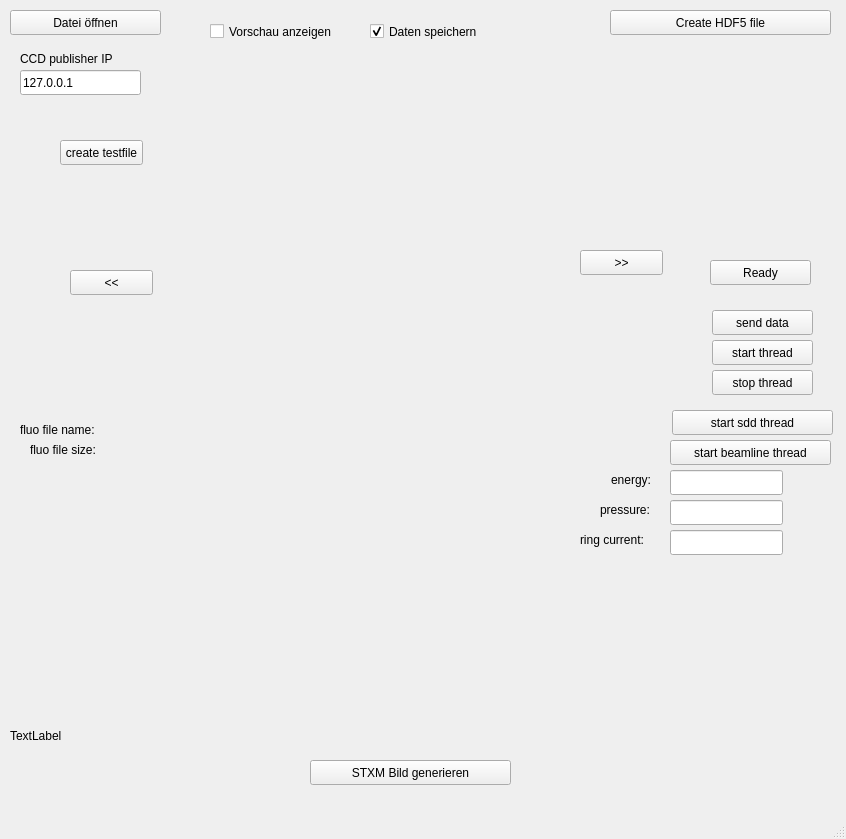
First picture: the form in DataSink/mainwindow.ui, repository neitmedia/AnImaX, before the edit.
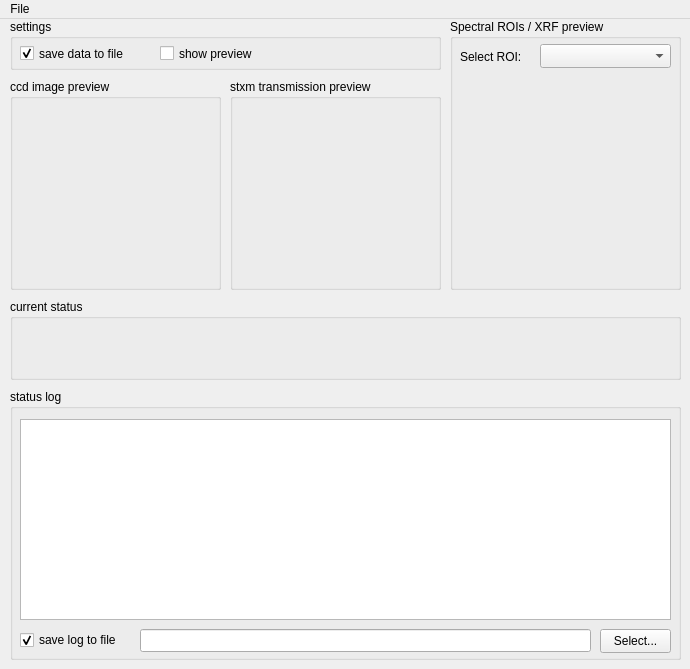
Second picture: the form after the edit.

Commit message: GUI changes, added ROI preview to data sink, added logging to data sink

```diff
--- a/DataSink/mainwindow.ui
+++ b/DataSink/mainwindow.ui
@@ -6,84 +6,25 @@
    <rect>
     <x>0</x>
     <y>0</y>
-    <width>846</width>
-    <height>839</height>
+    <width>690</width>
+    <height>669</height>
    </rect>
   </property>
+  <property name="sizePolicy">
+   <sizepolicy hsizetype="Fixed" vsizetype="Fixed">
+    <horstretch>0</horstretch>
+    <verstretch>0</verstretch>
+   </sizepolicy>
+  </property>
   <property name="windowTitle">
    <string>MainWindow</string>
   </property>
   <widget class="QWidget" name="centralwidget">
-   <widget class="QPushButton" name="pushButton">
-    <property name="geometry">
-     <rect>
-      <x>10</x>
-      <y>10</y>
-      <width>151</width>
-      <height>25</height>
-     </rect>
-    </property>
-    <property name="text">
-     <string>Datei öffnen</string>
-    </property>
-   </widget>
-   <widget class="QLabel" name="label">
-    <property name="geometry">
-     <rect>
-      <x>10</x>
-      <y>720</y>
-      <width>791</width>
-      <height>31</height>
-     </rect>
-    </property>
-    <property name="text">
-     <string>TextLabel</string>
-    </property>
-   </widget>
-   <widget class="QLabel" name="imagepreview">
-    <property name="geometry">
-     <rect>
-      <x>220</x>
-      <y>70</y>
-      <width>300</width>
-      <height>300</height>
-     </rect>
-    </property>
-    <property name="text">
-     <string/>
-    </property>
-   </widget>
-   <widget class="QPushButton" name="pushButton_2">
-    <property name="geometry">
-     <rect>
-      <x>70</x>
-      <y>270</y>
-      <width>83</width>
-      <height>25</height>
-     </rect>
-    </property>
-    <property name="text">
-     <string>&lt;&lt;</string>
-    </property>
-   </widget>
-   <widget class="QPushButton" name="pushButton_3">
-    <property name="geometry">
-     <rect>
-      <x>580</x>
-      <y>250</y>
-      <width>83</width>
-      <height>25</height>
-     </rect>
-    </property>
-    <property name="text">
-     <string>&gt;&gt;</string>
-    </property>
-   </widget>
    <widget class="QLabel" name="label_2">
     <property name="geometry">
      <rect>
-      <x>360</x>
-      <y>370</y>
+      <x>560</x>
+      <y>480</y>
       <width>62</width>
       <height>17</height>
      </rect>
@@ -92,359 +33,223 @@
      <string/>
     </property>
    </widget>
-   <widget class="QPushButton" name="pushButton_4">
+   <widget class="QGroupBox" name="groupBox">
     <property name="geometry">
      <rect>
-      <x>610</x>
-      <y>10</y>
-      <width>221</width>
-      <height>25</height>
+      <x>10</x>
+      <y>0</y>
+      <width>431</width>
+      <height>51</height>
      </rect>
     </property>
-    <property name="text">
-     <string>Create HDF5 file</string>
+    <property name="title">
+     <string>settings</string>
     </property>
+    <widget class="QCheckBox" name="chbPreview">
+     <property name="geometry">
+      <rect>
+       <x>150</x>
+       <y>23</y>
+       <width>121</width>
+       <height>23</height>
+      </rect>
+     </property>
+     <property name="text">
+      <string>show preview</string>
+     </property>
+    </widget>
+    <widget class="QCheckBox" name="chbSaveData">
+     <property name="geometry">
+      <rect>
+       <x>10</x>
+       <y>23</y>
+       <width>131</width>
+       <height>23</height>
+      </rect>
+     </property>
+     <property name="text">
+      <string>save data to file</string>
+     </property>
+     <property name="checked">
+      <bool>true</bool>
+     </property>
+    </widget>
    </widget>
-   <widget class="QPushButton" name="pushButton_5">
+   <widget class="QGroupBox" name="groupBox_2">
     <property name="geometry">
      <rect>
-      <x>310</x>
-      <y>760</y>
-      <width>201</width>
-      <height>25</height>
+      <x>10</x>
+      <y>60</y>
+      <width>211</width>
+      <height>211</height>
      </rect>
     </property>
-    <property name="text">
-     <string>STXM Bild generieren</string>
+    <property name="title">
+     <string>ccd image preview</string>
     </property>
+    <widget class="QLabel" name="imagepreview">
+     <property name="geometry">
+      <rect>
+       <x>10</x>
+       <y>30</y>
+       <width>191</width>
+       <height>171</height>
+      </rect>
+     </property>
+     <property name="text">
+      <string/>
+     </property>
+    </widget>
    </widget>
-   <widget class="QLabel" name="imagepreview_2">
+   <widget class="QGroupBox" name="groupBox_3">
     <property name="geometry">
      <rect>
       <x>230</x>
-      <y>400</y>
-      <width>300</width>
-      <height>300</height>
+      <y>60</y>
+      <width>211</width>
+      <height>211</height>
      </rect>
     </property>
-    <property name="text">
-     <string/>
+    <property name="title">
+     <string>stxm transmission preview</string>
     </property>
+    <widget class="QLabel" name="imagepreview_2">
+     <property name="geometry">
+      <rect>
+       <x>10</x>
+       <y>30</y>
+       <width>191</width>
+       <height>171</height>
+      </rect>
+     </property>
+     <property name="text">
+      <string/>
+     </property>
+    </widget>
    </widget>
-   <widget class="QLabel" name="minlabel">
+   <widget class="QGroupBox" name="groupBox_4">
     <property name="geometry">
      <rect>
-      <x>560</x>
-      <y>740</y>
-      <width>62</width>
-      <height>17</height>
-     </rect>
-    </property>
-    <property name="text">
-     <string/>
-    </property>
-   </widget>
-   <widget class="QLabel" name="maxlabel">
-    <property name="geometry">
-     <rect>
-      <x>560</x>
-      <y>760</y>
-      <width>62</width>
-      <height>17</height>
-     </rect>
-    </property>
-    <property name="text">
-     <string/>
-    </property>
-   </widget>
-   <widget class="QLabel" name="factor">
-    <property name="geometry">
-     <rect>
-      <x>550</x>
-      <y>690</y>
-      <width>62</width>
-      <height>17</height>
-     </rect>
-    </property>
-    <property name="text">
-     <string/>
-    </property>
-   </widget>
-   <widget class="QLabel" name="label_3">
-    <property name="geometry">
-     <rect>
-      <x>30</x>
-      <y>440</y>
-      <width>231</width>
-      <height>20</height>
-     </rect>
-    </property>
-    <property name="text">
-     <string>fluo file size:</string>
-    </property>
-   </widget>
-   <widget class="QLabel" name="fluofilesize">
-    <property name="geometry">
-     <rect>
-      <x>410</x>
-      <y>610</y>
-      <width>421</width>
-      <height>20</height>
-     </rect>
-    </property>
-    <property name="text">
-     <string/>
-    </property>
-   </widget>
-   <widget class="QLabel" name="label_4">
-    <property name="geometry">
-     <rect>
-      <x>20</x>
-      <y>420</y>
-      <width>101</width>
-      <height>20</height>
-     </rect>
-    </property>
-    <property name="text">
-     <string>fluo file name:</string>
-    </property>
-   </widget>
-   <widget class="QLabel" name="fluofilename">
-    <property name="geometry">
-     <rect>
-      <x>120</x>
-      <y>590</y>
-      <width>711</width>
-      <height>17</height>
-     </rect>
-    </property>
-    <property name="text">
-     <string/>
-    </property>
-   </widget>
-   <widget class="QPushButton" name="pushButton_6">
-    <property name="geometry">
-     <rect>
-      <x>712</x>
-      <y>310</y>
-      <width>101</width>
-      <height>25</height>
-     </rect>
-    </property>
-    <property name="text">
-     <string>send data</string>
-    </property>
-   </widget>
-   <widget class="QPushButton" name="pushButton_7">
-    <property name="geometry">
-     <rect>
-      <x>712</x>
-      <y>340</y>
-      <width>101</width>
-      <height>25</height>
-     </rect>
-    </property>
-    <property name="text">
-     <string>start thread</string>
-    </property>
-   </widget>
-   <widget class="QPushButton" name="pushButton_8">
-    <property name="geometry">
-     <rect>
-      <x>712</x>
+      <x>10</x>
       <y>370</y>
-      <width>101</width>
-      <height>25</height>
+      <width>671</width>
+      <height>271</height>
      </rect>
     </property>
-    <property name="text">
-     <string>stop thread</string>
+    <property name="title">
+     <string>status log</string>
     </property>
+    <widget class="QListWidget" name="lstStatusLog">
+     <property name="geometry">
+      <rect>
+       <x>10</x>
+       <y>30</y>
+       <width>651</width>
+       <height>201</height>
+      </rect>
+     </property>
+    </widget>
+    <widget class="QCheckBox" name="chbSaveLogToFile">
+     <property name="geometry">
+      <rect>
+       <x>10</x>
+       <y>240</y>
+       <width>121</width>
+       <height>22</height>
+      </rect>
+     </property>
+     <property name="text">
+      <string>save log to file</string>
+     </property>
+     <property name="checked">
+      <bool>true</bool>
+     </property>
+    </widget>
+    <widget class="QLineEdit" name="txtLogFileName">
+     <property name="geometry">
+      <rect>
+       <x>130</x>
+       <y>240</y>
+       <width>451</width>
+       <height>23</height>
+      </rect>
+     </property>
+    </widget>
+    <widget class="QPushButton" name="cmdSelectLogFile">
+     <property name="geometry">
+      <rect>
+       <x>590</x>
+       <y>240</y>
+       <width>71</width>
+       <height>24</height>
+      </rect>
+     </property>
+     <property name="text">
+      <string>Select...</string>
+     </property>
+    </widget>
    </widget>
-   <widget class="QLabel" name="label_5">
+   <widget class="QGroupBox" name="groupBox_5">
     <property name="geometry">
      <rect>
-      <x>20</x>
-      <y>50</y>
-      <width>111</width>
-      <height>17</height>
+      <x>10</x>
+      <y>280</y>
+      <width>671</width>
+      <height>81</height>
      </rect>
     </property>
-    <property name="text">
-     <string>CCD publisher IP</string>
+    <property name="title">
+     <string>current status</string>
     </property>
    </widget>
-   <widget class="QLineEdit" name="txtCCDPublisherIP">
+   <widget class="QGroupBox" name="grbROIs">
     <property name="geometry">
      <rect>
-      <x>20</x>
-      <y>70</y>
-      <width>121</width>
-      <height>25</height>
-     </rect>
-    </property>
-    <property name="text">
-     <string>127.0.0.1</string>
-    </property>
-   </widget>
-   <widget class="QPushButton" name="pushButton_9">
-    <property name="geometry">
-     <rect>
-      <x>672</x>
-      <y>410</y>
-      <width>161</width>
-      <height>25</height>
-     </rect>
-    </property>
-    <property name="text">
-     <string>start sdd thread</string>
-    </property>
-   </widget>
-   <widget class="QPushButton" name="pushButton_10">
-    <property name="geometry">
-     <rect>
-      <x>670</x>
-      <y>440</y>
-      <width>161</width>
-      <height>25</height>
-     </rect>
-    </property>
-    <property name="text">
-     <string>start beamline thread</string>
-    </property>
-   </widget>
-   <widget class="QLabel" name="label_6">
-    <property name="geometry">
-     <rect>
-      <x>611</x>
-      <y>470</y>
-      <width>61</width>
-      <height>20</height>
-     </rect>
-    </property>
-    <property name="text">
-     <string>energy:</string>
-    </property>
-   </widget>
-   <widget class="QLabel" name="label_7">
-    <property name="geometry">
-     <rect>
-      <x>600</x>
-      <y>500</y>
-      <width>71</width>
-      <height>20</height>
-     </rect>
-    </property>
-    <property name="text">
-     <string>pressure:</string>
-    </property>
-   </widget>
-   <widget class="QLabel" name="label_8">
-    <property name="geometry">
-     <rect>
-      <x>580</x>
-      <y>530</y>
-      <width>91</width>
-      <height>20</height>
-     </rect>
-    </property>
-    <property name="text">
-     <string>ring current:</string>
-    </property>
-   </widget>
-   <widget class="QLineEdit" name="txtEnergy">
-    <property name="geometry">
-     <rect>
-      <x>670</x>
-      <y>470</y>
-      <width>113</width>
-      <height>25</height>
-     </rect>
-    </property>
-    <property name="readOnly">
-     <bool>true</bool>
-    </property>
-   </widget>
-   <widget class="QLineEdit" name="txtPressure">
-    <property name="geometry">
-     <rect>
-      <x>670</x>
-      <y>500</y>
-      <width>113</width>
-      <height>25</height>
-     </rect>
-    </property>
-    <property name="readOnly">
-     <bool>true</bool>
-    </property>
-   </widget>
-   <widget class="QLineEdit" name="txtRingCurrent">
-    <property name="geometry">
-     <rect>
-      <x>670</x>
-      <y>530</y>
-      <width>113</width>
-      <height>25</height>
-     </rect>
-    </property>
-    <property name="readOnly">
-     <bool>true</bool>
-    </property>
-   </widget>
-   <widget class="QPushButton" name="pushButton_11">
-    <property name="geometry">
-     <rect>
-      <x>710</x>
-      <y>260</y>
-      <width>101</width>
-      <height>25</height>
-     </rect>
-    </property>
-    <property name="text">
-     <string>Ready</string>
-    </property>
-   </widget>
-   <widget class="QCheckBox" name="chbPreview">
-    <property name="geometry">
-     <rect>
-      <x>210</x>
-      <y>20</y>
-      <width>151</width>
-      <height>23</height>
-     </rect>
-    </property>
-    <property name="text">
-     <string>Vorschau anzeigen</string>
-    </property>
-   </widget>
-   <widget class="QCheckBox" name="chbSaveData">
-    <property name="geometry">
-     <rect>
-      <x>370</x>
-      <y>20</y>
+      <x>450</x>
+      <y>0</y>
       <width>231</width>
-      <height>23</height>
+      <height>271</height>
      </rect>
     </property>
-    <property name="text">
-     <string>Daten speichern</string>
+    <property name="title">
+     <string>Spectral ROIs / XRF preview</string>
     </property>
-    <property name="checked">
-     <bool>true</bool>
-    </property>
-   </widget>
-   <widget class="QPushButton" name="pushButton_12">
-    <property name="geometry">
-     <rect>
-      <x>60</x>
-      <y>140</y>
-      <width>83</width>
-      <height>25</height>
-     </rect>
-    </property>
-    <property name="text">
-     <string>create testfile</string>
-    </property>
+    <widget class="QLabel" name="label">
+     <property name="geometry">
+      <rect>
+       <x>10</x>
+       <y>30</y>
+       <width>81</width>
+       <height>16</height>
+      </rect>
+     </property>
+     <property name="text">
+      <string>Select ROI:</string>
+     </property>
+    </widget>
+    <widget class="QComboBox" name="cmbROISelect">
+     <property name="geometry">
+      <rect>
+       <x>90</x>
+       <y>25</y>
+       <width>131</width>
+       <height>24</height>
+      </rect>
+     </property>
+    </widget>
+    <widget class="QLabel" name="lblROIPreview">
+     <property name="geometry">
+      <rect>
+       <x>10</x>
+       <y>70</y>
+       <width>211</width>
+       <height>191</height>
+      </rect>
+     </property>
+     <property name="text">
+      <string/>
+     </property>
+    </widget>
    </widget>
   </widget>
   <widget class="QMenuBar" name="menubar">
@@ -452,12 +257,23 @@
     <rect>
      <x>0</x>
      <y>0</y>
-     <width>846</width>
-     <height>22</height>
+     <width>690</width>
+     <height>21</height>
     </rect>
    </property>
+   <widget class="QMenu" name="menuFile">
+    <property name="title">
+     <string>File</string>
+    </property>
+    <addaction name="actionClose"/>
+   </widget>
+   <addaction name="menuFile"/>
   </widget>
-  <widget class="QStatusBar" name="statusbar"/>
+  <action name="actionClose">
+   <property name="text">
+    <string>Close</string>
+   </property>
+  </action>
  </widget>
  <resources/>
  <connections/>
```
Left out of the diff: 28 changed lines with no effect on the pictures. The commit also changes 9 other files.
